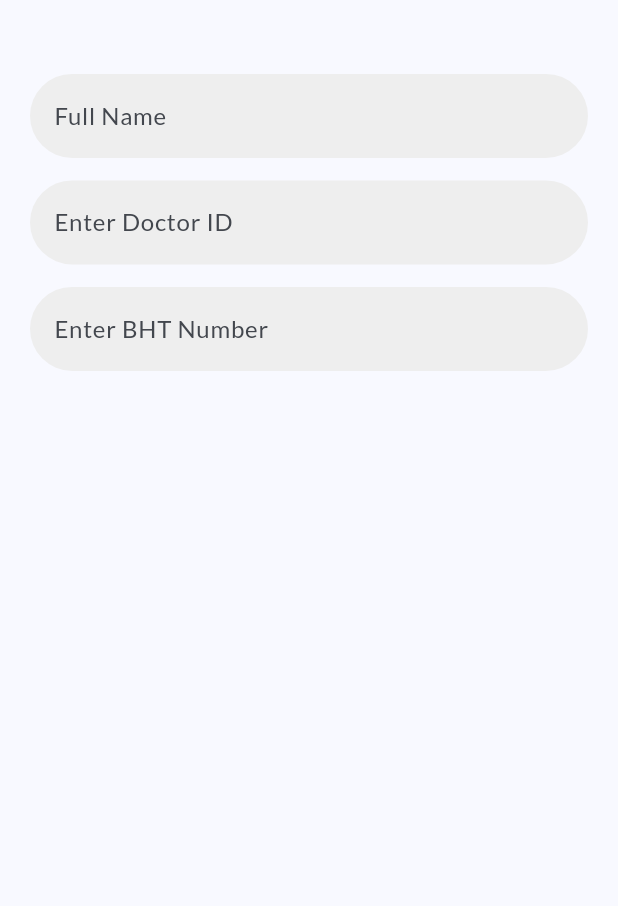
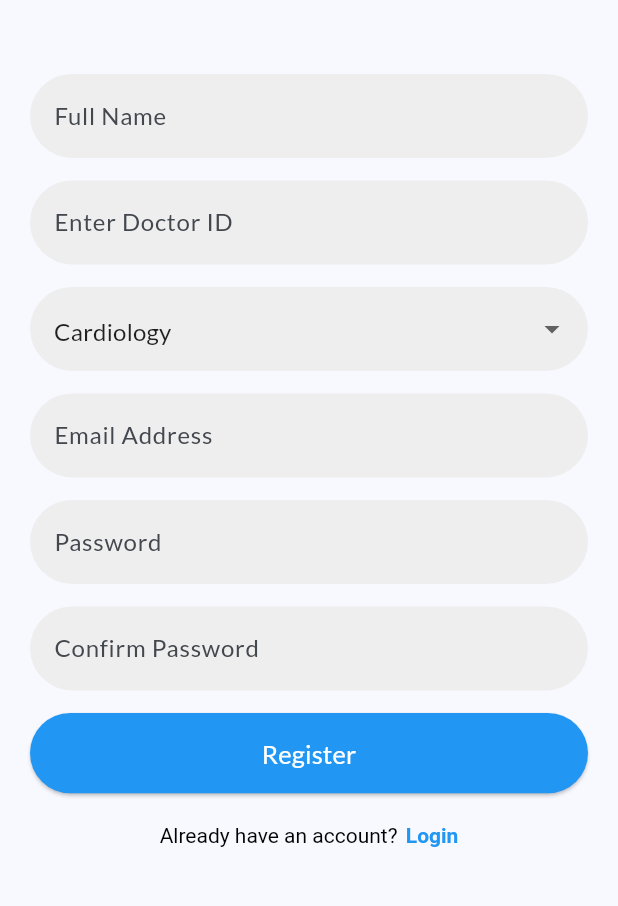
Before and after one commit to MuksithMRA/surgery_tracker, a Flutter app: the RegisterScreen screen opened directly, on a phone screen of 412 x 824 dp, the part 182-1088 px from its top. Run offline on Flutter 3.47's test engine with Material 2 defaults, Android fonts, the phone set to English and light mode, and no system bars; our stand-ins replace google_fonts.

Commit message:
register ref

```diff
--- a/lib/screens/register.dart
+++ b/lib/screens/register.dart
@@ -1,6 +1,10 @@
+import 'package:flutter/gestures.dart';
 import 'package:flutter/material.dart';
 import 'package:surgery_tracker/models/screen_size.dart';
+import 'package:surgery_tracker/screens/login.dart';
 import 'package:surgery_tracker/widgets/utils.dart';
+
+import 'home.dart';
 
 class RegisterScreen extends StatefulWidget {
   const RegisterScreen({super.key});
@@ -10,6 +14,7 @@ class RegisterScreen extends StatefulWidget {
 }
 
 class _RegisterScreenState extends State<RegisterScreen> {
+  final GlobalKey<FormState> _key = GlobalKey<FormState>();
   @override
   Widget build(BuildContext context) {
     return Scaffold(
@@ -24,7 +29,9 @@ class _RegisterScreenState extends State<RegisterScreen> {
             SizedBox(
               height: ScreenSize.height * 0.06,
             ),
-            Column(
+            Form(
+              key: _key,
+              child: Column(
                 children: [
                   TextFormField(
                     autovalidateMode: AutovalidateMode.onUserInteraction,
@@ -69,17 +76,39 @@ class _RegisterScreenState extends State<RegisterScreen> {
                   const SizedBox(
                     height: 15,
                   ),
+                  DropdownButtonFormField(
+                      autovalidateMode: AutovalidateMode.onUserInteraction,
+                      decoration: InputDecoration(
+                        hintText: 'Choose Speciality',
+                        filled: true,
+                        fillColor: Colors.grey.shade200,
+                        border: OutlineInputBorder(
+                          borderSide: BorderSide.none,
+                          borderRadius: BorderRadius.circular(30),
+                        ),
+                      ),
+                      value: 0,
+                      items: const [
+                        DropdownMenuItem(
+                          value: 0,
+                          child: Text("Cardiology"),
+                        ),
+                      ],
+                      onChanged: (value) {}),
+                  const SizedBox(
+                    height: 15,
+                  ),
                   TextFormField(
                     autovalidateMode: AutovalidateMode.onUserInteraction,
                     validator: (value) {
                       if (value == null || value.isEmpty) {
-                      return "BHT Number Required";
+                        return "Email Address Required";
                       }
                       return null;
                     },
-                  keyboardType: TextInputType.number,
+                    keyboardType: TextInputType.emailAddress,
                     decoration: InputDecoration(
-                    hintText: 'Enter BHT Number',
+                      hintText: 'Email Address',
                       filled: true,
                       fillColor: Colors.grey.shade200,
                       border: OutlineInputBorder(
@@ -88,7 +117,107 @@ class _RegisterScreenState extends State<RegisterScreen> {
                       ),
                     ),
                   ),
+                  const SizedBox(
+                    height: 15,
+                  ),
+                  TextFormField(
+                    autovalidateMode: AutovalidateMode.onUserInteraction,
+                    validator: (value) {
+                      if (value == null || value.isEmpty) {
+                        return "Password Required";
+                      }
+                      return null;
+                    },
+                    keyboardType: TextInputType.emailAddress,
+                    decoration: InputDecoration(
+                      hintText: 'Password',
+                      filled: true,
+                      fillColor: Colors.grey.shade200,
+                      border: OutlineInputBorder(
+                        borderSide: BorderSide.none,
+                        borderRadius: BorderRadius.circular(30),
+                      ),
+                    ),
+                  ),
+                  const SizedBox(
+                    height: 15,
+                  ),
+                  TextFormField(
+                    autovalidateMode: AutovalidateMode.onUserInteraction,
+                    validator: (value) {
+                      if (value == null || value.isEmpty) {
+                        return "Confirm Password Required";
+                      }
+                      return null;
+                    },
+                    keyboardType: TextInputType.emailAddress,
+                    decoration: InputDecoration(
+                      hintText: 'Confirm Password',
+                      filled: true,
+                      fillColor: Colors.grey.shade200,
+                      border: OutlineInputBorder(
+                        borderSide: BorderSide.none,
+                        borderRadius: BorderRadius.circular(30),
+                      ),
+                    ),
+                  ),
+                  const SizedBox(
+                    height: 15,
+                  ),
+                  ElevatedButton(
+                    style: ButtonStyle(
+                        backgroundColor: MaterialStateProperty.all(Colors.blue),
+                        fixedSize: MaterialStateProperty.all(
+                          Size(
+                            ScreenSize.width,
+                            ScreenSize.height * 0.065,
+                          ),
+                        )),
+                    onPressed: () {
+                      if (_key.currentState!.validate()) {
+                        Navigator.pushReplacement(context,
+                            MaterialPageRoute(builder: (_) => const Home()));
+                      }
+                    },
+                    child: const Text(
+                      "Register",
+                      style: TextStyle(fontSize: 17, color: Colors.white),
+                    ),
+                  ),
+                  const SizedBox(
+                    height: 20,
+                  ),
+                  RichText(
+                      text: TextSpan(
+                    children: [
+                      const TextSpan(
+                        text: "Already have an account? ",
+                        style: TextStyle(color: Colors.black),
+                      ),
+                      const WidgetSpan(
+                          child: SizedBox(
+                        width: 2,
+                      )),
+                      TextSpan(
+                        recognizer: TapGestureRecognizer()
+                          ..onTap = () {
+                            Navigator.push(
+                              context,
+                              MaterialPageRoute(
+                                builder: (_) => const LoginScreen(),
+                              ),
+                            );
+                          },
+                        text: "Login",
+                        style: const TextStyle(
+                          color: Colors.blue,
+                          fontWeight: FontWeight.w600,
+                        ),
+                      ),
                     ],
+                  ))
+                ],
+              ),
             ),
           ],
         ),
```
Lines whose indentation alone changed are shown as unchanged.
